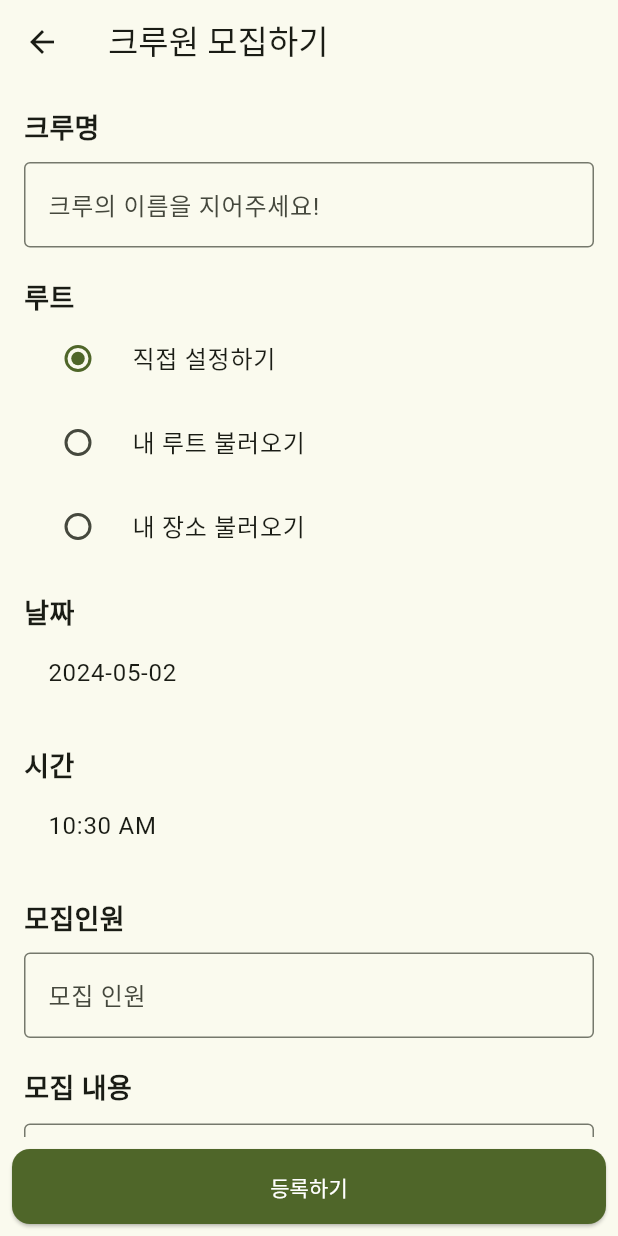
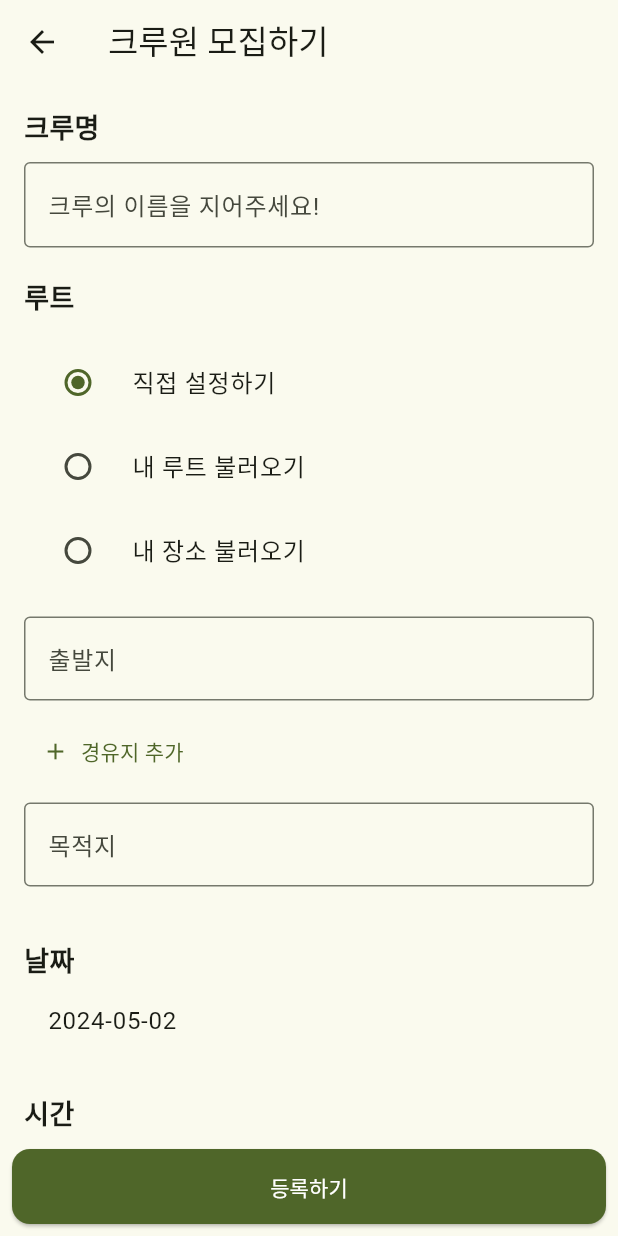
Before and after one commit to SWUCleanWay/CleanWay_FE, a Flutter app: the CreateProjectScreen screen opened directly, after a tap on "직접 설정하기", on a phone screen of 412 x 824 dp. Run offline on Flutter 3.47's test engine with Material 3 defaults, Android fonts, the phone set to English and light mode, and no system bars; our stand-ins replace image_picker.

Commit message:
feat-크루원  모집 루트추가 동적

```diff
--- a/lib/screens/create_project_screen.dart
+++ b/lib/screens/create_project_screen.dart
@@ -10,9 +10,32 @@ class _CreateProjectScreenState extends State<CreateProjectScreen> {
   TextEditingController crewNameController = TextEditingController();
   TextEditingController numberOfPeopleController = TextEditingController();
   TextEditingController descriptionController = TextEditingController();
+  List<TextEditingController> wayPointsControllers = [
+    TextEditingController()
+  ]; // 경유지를 위한 컨트롤러 리스트
+  TextEditingController startLocationController = TextEditingController();
+  TextEditingController destinationController = TextEditingController();
   DateTime selectedDate = DateTime.now();
   TimeOfDay selectedTime = TimeOfDay.now();
   String? selectedOption;
+
+  bool showWaypointField = false;
+
+  void _addWayPoint() {
+    setState(() {
+      if (!showWaypointField) {
+        showWaypointField = true;
+      } else {
+        wayPointsControllers.add(TextEditingController());
+      }
+    });
+  }
+
+  void _removeWayPoint(int index) {
+    setState(() {
+      wayPointsControllers.removeAt(index);
+    });
+  }
 
   Future<void> _selectDate(BuildContext context) async {
     final DateTime? picked = await showDatePicker(
@@ -40,6 +63,59 @@ class _CreateProjectScreenState extends State<CreateProjectScreen> {
 
   @override
   Widget build(BuildContext context) {
+    List<Widget> routeWidgets = [];
+    if (selectedOption == '직접 설정하기') {
+      routeWidgets = [
+        TextField(
+          controller: startLocationController,
+          decoration: InputDecoration(
+            labelText: '출발지',
+            border: OutlineInputBorder(),
+          ),
+        ),
+        SizedBox(height: 10),
+        if (showWaypointField) ...[
+          ...List.generate(wayPointsControllers.length, (index) {
+            return Row(
+              children: [
+                Expanded(
+                  child: Padding(
+                    padding: const EdgeInsets.only(top: 8.0),
+                    child: TextField(
+                      controller: wayPointsControllers[index],
+                      decoration: InputDecoration(
+                        labelText: '경유지',
+                        border: OutlineInputBorder(),
+                      ),
+                    ),
+                  ),
+                ),
+                IconButton(
+                  icon: Icon(Icons.clear),
+                  onPressed: () => _removeWayPoint(index),
+                ),
+              ],
+            );
+          }).toList(),
+          SizedBox(height: 10),
+        ],
+        TextButton.icon(
+          icon: Icon(Icons.add),
+          label: Text('경유지 추가'),
+          onPressed: _addWayPoint,
+        ),
+        SizedBox(height: 10),
+        TextField(
+          controller: destinationController,
+          decoration: InputDecoration(
+            labelText: '목적지',
+            border: OutlineInputBorder(),
+          ),
+        ),
+        SizedBox(height: 20),
+      ];
+    }
+
     return Scaffold(
       appBar: AppBar(
         title: Text('크루원 모집하기'),
@@ -77,7 +153,8 @@ class _CreateProjectScreenState extends State<CreateProjectScreen> {
                   fontWeight: FontWeight.bold,
                 ),
               ),
-              ...[ // This ellipsis means that other widgets go here
+              SizedBox(height: 16.0),
+              ...[
                 '직접 설정하기',
                 '내 루트 불러오기',
                 '내 장소 불러오기'
@@ -93,6 +170,8 @@ class _CreateProjectScreenState extends State<CreateProjectScreen> {
                   },
                 );
               }).toList(),
+              SizedBox(height: 16.0),
+              ...routeWidgets,
               SizedBox(height: 16.0),
               Text(
                 '날짜',
@@ -166,13 +245,16 @@ class _CreateProjectScreenState extends State<CreateProjectScreen> {
           },
           child: Text('등록하기'),
           style: ElevatedButton.styleFrom(
-            backgroundColor: Theme.of(context).colorScheme.primary,
+            backgroundColor: Theme
+                .of(context)
+                .colorScheme
+                .primary,
             foregroundColor: Colors.white,
             minimumSize: Size(double.infinity, 50),
             shape: RoundedRectangleBorder(
-            borderRadius: BorderRadius.circular(12),
+              borderRadius: BorderRadius.circular(12),
+            ),
           ),
-        ),
         ),
       ),
     );
```
